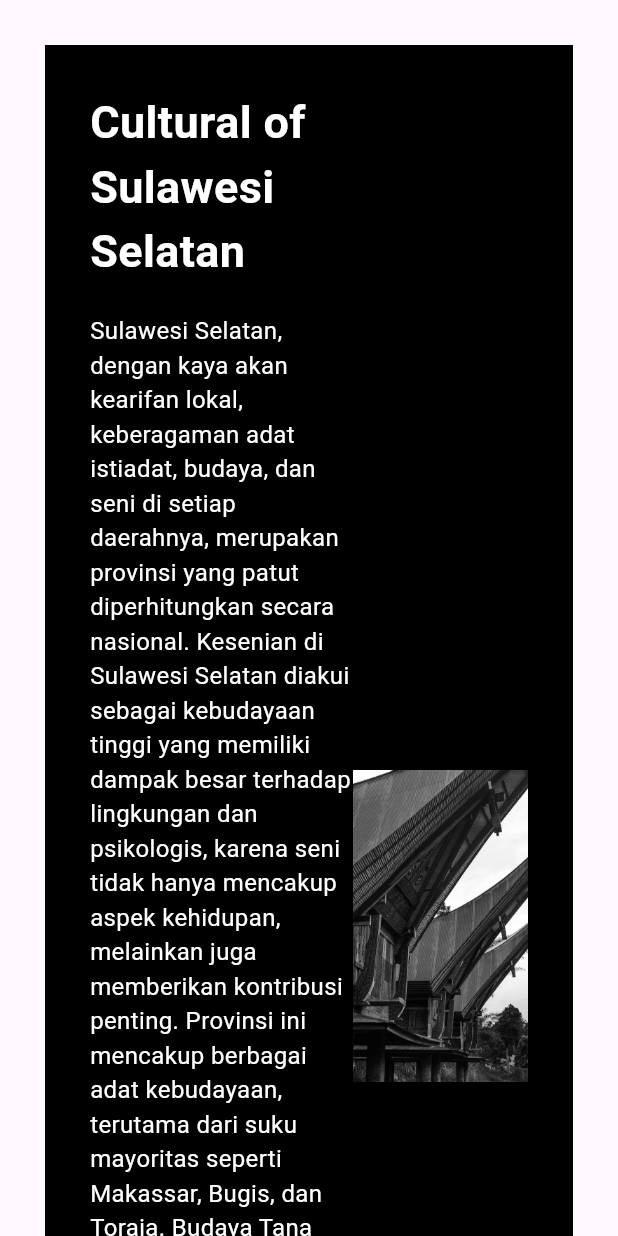
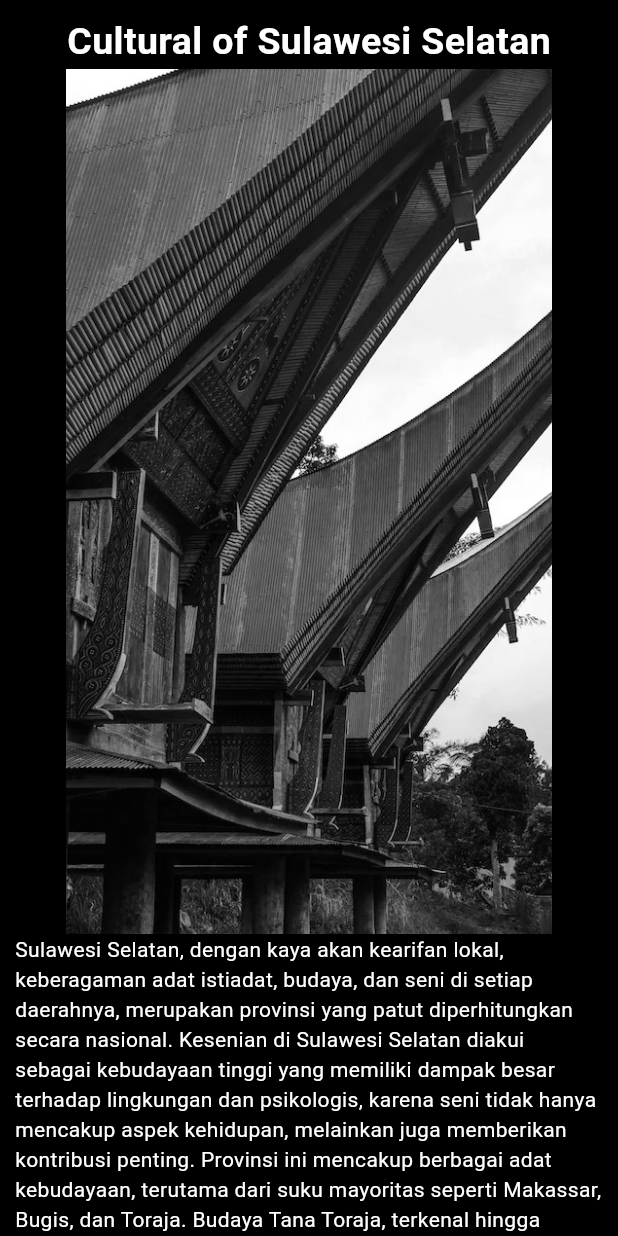
Before and after one commit to Tsabitah07/pkn_SulawesiSelatan, a Flutter app: the screen it shows after launch, on a phone screen of 412 x 824 dp. Run offline on Flutter 3.47's test engine with Material 3 defaults, Android fonts, the phone set to English and light mode, and no system bars; our stand-ins replace get, google_fonts.

Commit message:
[alyaa] feat sosbud hp

```diff
--- /dev/null
+++ b/lib/detailPage/hp/hpsosbud.dart
@@ -0,0 +1,52 @@
+import 'package:flutter/material.dart';
+
+class SosialBudayaHp extends StatelessWidget {
+  const SosialBudayaHp({super.key});
+
+  @override
+  Widget build(BuildContext context) {
+    double screenHeight = MediaQuery.of(context).size.height;
+    double screenWidth = MediaQuery.of(context).size.width;
+    return Scaffold(
+      body: SingleChildScrollView(
+        child: Center(
+          child: Column(
+            children: [
+              Container(
+                color: Colors.black,
+                child: Padding(
+                  padding: EdgeInsets.all(10),
+                  child: Column(
+                    mainAxisAlignment: MainAxisAlignment.center,
+                    children: [
+                      Text("Cultural of Sulawesi Selatan", style: TextStyle(fontSize: 25, fontWeight: FontWeight.bold,
+                        color: Colors.white,),),
+                      Image.asset("lib/assets/image/sosbud/view.jpg", height: screenHeight*0.7),
+                      Text("Sulawesi Selatan, dengan kaya akan kearifan lokal, keberagaman adat istiadat, budaya, dan seni di setiap daerahnya, merupakan provinsi yang patut diperhitungkan secara nasional. Kesenian di Sulawesi Selatan diakui sebagai kebudayaan tinggi yang memiliki dampak besar terhadap lingkungan dan psikologis, karena seni tidak hanya mencakup aspek kehidupan, melainkan juga memberikan kontribusi penting. Provinsi ini mencakup berbagai adat kebudayaan, terutama dari suku mayoritas seperti Makassar, Bugis, dan Toraja. Budaya Tana Toraja, terkenal hingga mancanegara, memiliki daya tarik khusus. Rumah adat di Sulsel dari ketiga daerah utama memiliki arsitektur serupa dengan bangunan di atas tiang. Seni daerah, seperti Tari Pakarena dan Tari Empat Etnis, mencerminkan keberagaman budaya etnis Makassar, Bugis, Toraja, dan Mandar.",
+                          style: TextStyle(
+                              color: Colors.white,
+                            fontSize: 14
+                          ),)
+                    ],
+                  ),
+                ),
+              ),
+              SizedBox(height: screenHeight*0.02,),
+              Text("Perkembangan Sosial",
+              style: TextStyle(
+                fontWeight: FontWeight.bold,
+                fontSize: 20
+              ),),
+              Text(
+                "Sulawesi Selatan mengalami pertumbuhan ekonomi, urbanisasi, dan pembangunan infrastruktur yang meningkatkan taraf hidup dan peluang kerja. Meskipun perubahan ini, nilai-nilai budaya dan tradisi tetap dijaga, menciptakan perpaduan antara modernitas dan tradisi yang unik di wilayah ini.",
+                style: TextStyle(
+                    fontSize: 14
+                ),
+              ),
+            ],
+          ),
+        ),
+      ),
+    );
+  }
+}
--- a/lib/detailPage/sosialBudaya.dart
+++ b/lib/detailPage/sosialBudaya.dart
@@ -18,6 +18,8 @@ class SosBud extends StatelessWidget {
 
   @override
   Widget build(BuildContext context) {
+    double screenHeight = MediaQuery.of(context).size.height;
+    double screenWidth = MediaQuery.of(context).size.width;
     return Scaffold(
       body: Padding(
         padding: const EdgeInsets.symmetric(horizontal: 30),
--- a/lib/main.dart
+++ b/lib/main.dart
@@ -1,5 +1,6 @@
 import 'package:flutter/material.dart';
 import 'package:sulsel_web/detailPage/ekonomi/ekonomi_desktop.dart';
+import 'package:sulsel_web/detailPage/hp/hpsosbud.dart';
 import 'package:sulsel_web/homePage.dart';
 import 'package:sulsel_web/detailPage/sosialBudaya.dart';
 import 'package:sulsel_web/view/desktop.dart';
@@ -20,7 +21,7 @@ class MyApp extends StatelessWidget {
         colorScheme: ColorScheme.fromSeed(seedColor: Colors.deepPurple),
         useMaterial3: true,
       ),
-      home: SosBud(),
+      home: SosialBudayaHp(),
     );
   }
 }
```
